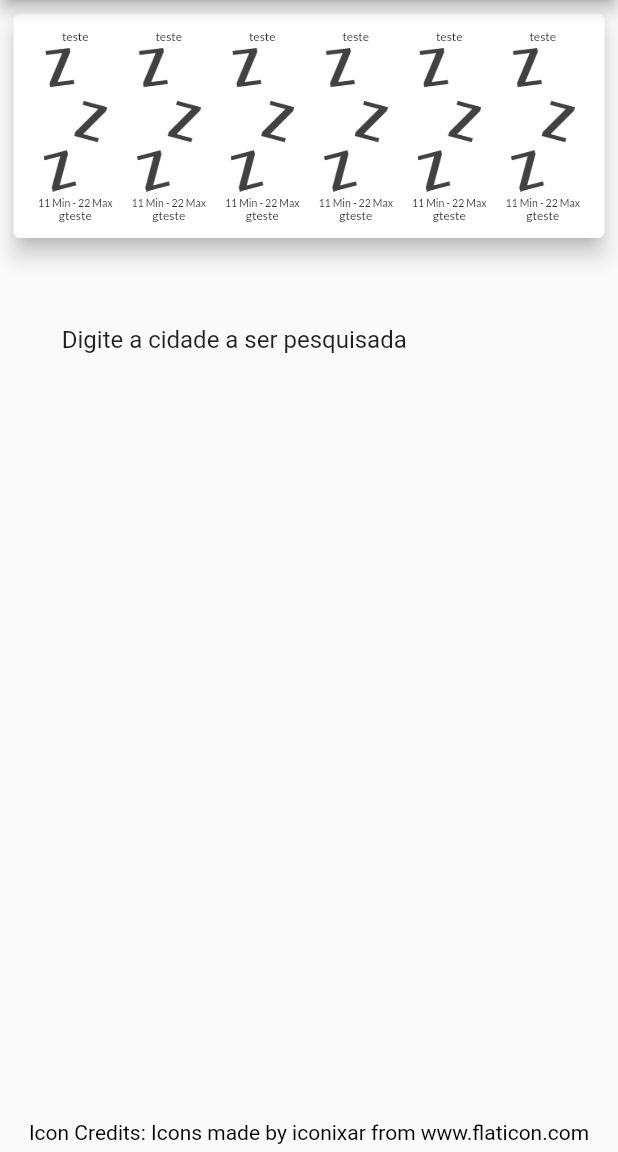
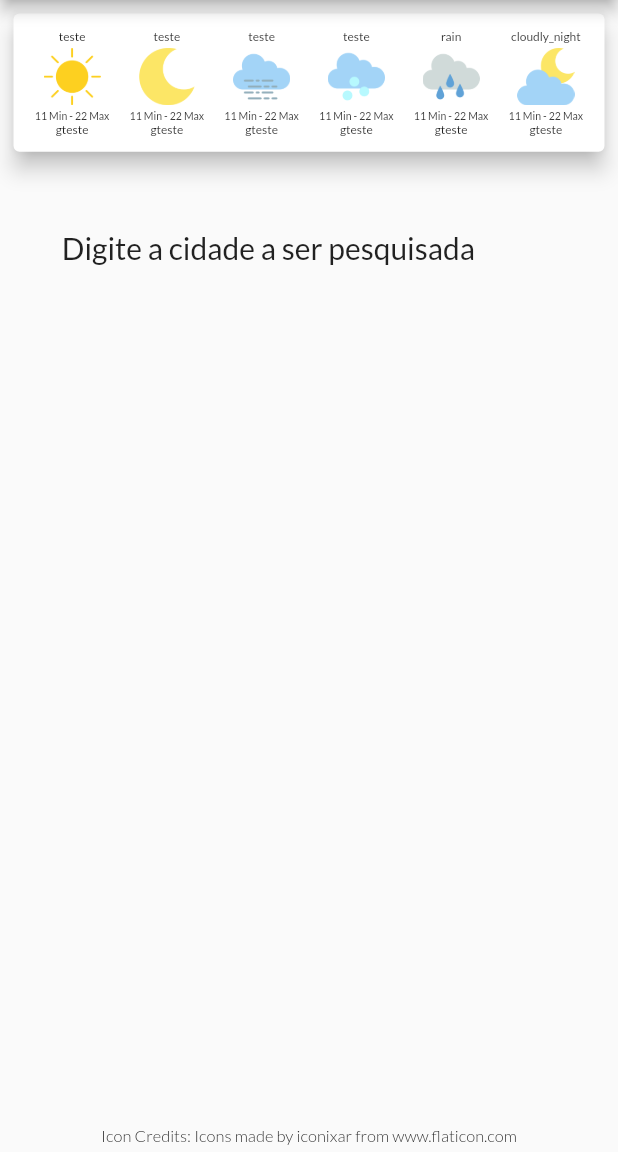
Before and after one commit to GuiNoronhaS/WeatherAPP, a Flutter app: the screen it shows after launch, on a phone screen of 412 x 824 dp, the part 84-1236 px from its top. Run offline on Flutter 3.47's test engine with Material 2 defaults, Android fonts, the phone set to English and light mode, and no system bars.

Commit message:
Icons and Theme

```diff
--- a/lib/components/theme/appTheme.dart
+++ b/lib/components/theme/appTheme.dart
@@ -1,3 +1,5 @@
+
+import 'dart:ui';
 
 import 'package:flutter/material.dart';
 
@@ -16,6 +18,31 @@ _buildTheme() {
               ),
         ),
     fontFamily: 'Lato-Regular',
+    textTheme: ThemeData().textTheme.copyWith(
+          bodyText1: TextStyle(
+            fontFamily: 'Lato-Regular',
+            fontSize: 19,
+          ),
+          bodyText2: TextStyle(
+            fontFamily: 'Lato-Regular',
+            fontSize: 19,
+          ),
+          headline6: TextStyle(
+            fontSize: 20,
+          ),
+          subtitle2: TextStyle(
+            fontSize: 11,
+            fontWeight: FontWeight.w300,
+          ),
+          subtitle1: TextStyle(
+            fontSize: 9,
+            fontWeight: FontWeight.w300,
+            color: Colors.grey,
+          ),
+          button: TextStyle(
+            fontWeight: FontWeight.bold,
+          ),
+        ),
   );
   return padrao;
 }
--- a/lib/components/widgets/ForecastBar.dart
+++ b/lib/components/widgets/ForecastBar.dart
@@ -29,43 +29,43 @@ class ForecastBar extends StatelessWidget {
   retornaImage(String cond) {
     switch(cond){
       case "storm": {
-        return Image.asset('assets/images/waiting.png', fit: BoxFit.cover,);
+        return Image.asset('assets/images/storm.png', fit: BoxFit.cover,);
         }
         break;
       case "snow": {
-        return Image.asset('assets/images/waiting.png', fit: BoxFit.cover,);
+        return Image.asset('assets/images/snowy.png', fit: BoxFit.cover,);
       }
       break;
       case "hail": {
-        return Image.asset('assets/images/waiting.png', fit: BoxFit.cover,);
+        return Image.asset('assets/images/hail.png', fit: BoxFit.cover,);
       }
       break;
       case "rain": {
-        return Image.asset('assets/images/waiting.png', fit: BoxFit.cover,);
+        return Image.asset('assets/images/rainy.png', fit: BoxFit.cover,);
       }
       break;
       case "fog": {
-        return Image.asset('assets/images/waiting.png', fit: BoxFit.cover,);
+        return Image.asset('assets/images/foog.png', fit: BoxFit.cover,);
       }
       break;
       case "cloud": {
-        return Image.asset('assets/images/waiting.png', fit: BoxFit.cover,);
+        return Image.asset('assets/images/cloudy-1.png', fit: BoxFit.cover,);
       }
       break;
       case "cloudly_day": {
-        return Image.asset('assets/images/waiting.png', fit: BoxFit.cover,);
+        return Image.asset('assets/images/cloudy-3.png', fit: BoxFit.cover,);
       }
       break;
       case "cloudly_night": {
-        return Image.asset('assets/images/waiting.png', fit: BoxFit.cover,);
+        return Image.asset('assets/images/cloudy-2.png', fit: BoxFit.cover,);
       }
       break;
       default: {
         if(cond == "none_day" || cond == "clear_day") {
-          return Image.asset('assets/images/waiting.png', fit: BoxFit.cover,);
+          return Image.asset('assets/images/sun.png', fit: BoxFit.cover,);
         } else {
           //none_night or clear_night
-          return Image.asset('assets/images/waiting.png', fit: BoxFit.scaleDown,);
+          return Image.asset('assets/images/night.png', fit: BoxFit.cover,);
         }
       }
     }
--- a/lib/components/widgets/ForecastCard.dart
+++ b/lib/components/widgets/ForecastCard.dart
@@ -22,22 +22,27 @@ class ForecastCard extends StatelessWidget {
               fit: FlexFit.tight,
               child: ForecastBar(listaPrev[0]),
             ),
+            SizedBox(width: 5,),
             Flexible(
               fit: FlexFit.tight,
               child: ForecastBar(listaPrev[1]),
             ),
+            SizedBox(width: 5,),
             Flexible(
               fit: FlexFit.tight,
               child: ForecastBar(listaPrev[2]),
             ),
+            SizedBox(width: 5,),
             Flexible(
               fit: FlexFit.tight,
               child: ForecastBar(listaPrev[3]),
             ),
+            SizedBox(width: 5,),
             Flexible(
               fit: FlexFit.tight,
               child: ForecastBar(listaPrev[4]),
             ),
+            SizedBox(width: 5,),
             Flexible(
               fit: FlexFit.tight,
               child: ForecastBar(listaPrev[5]),
--- a/lib/components/widgets/SearchBar.dart
+++ b/lib/components/widgets/SearchBar.dart
@@ -12,7 +12,9 @@ class SearchBar extends StatelessWidget {
       onSubmitted: (_) => {},
       decoration: InputDecoration(
         labelText: 'Digite a cidade a ser pesquisada',
-        labelStyle: ThemeData().textTheme.headline6,
+        labelStyle: Theme.of(context).textTheme.headline6,
+        hintText: 'Florianópolis',
+        hintStyle: Theme.of(context).textTheme.subtitle1,
         border: InputBorder.none
       ),
     );
--- a/lib/main.dart
+++ b/lib/main.dart
@@ -35,32 +35,32 @@ class _MyHomePageState extends State<MyHomePage> {
         tempMax: 22,
         tempMin: 11),
     FuturasPrevisoes(
-        condicao: "none_day",
+        condicao: "none_night",
         data: "teste",
         descricao: "gteste",
         tempMax: 22,
         tempMin: 11),
     FuturasPrevisoes(
-        condicao: "none_day",
+        condicao: "fog",
         data: "teste",
         descricao: "gteste",
         tempMax: 22,
         tempMin: 11),
     FuturasPrevisoes(
-        condicao: "none_day",
+        condicao: "hail",
         data: "teste",
         descricao: "gteste",
         tempMax: 22,
         tempMin: 11),
     FuturasPrevisoes(
-        condicao: "none_day",
-        data: "teste",
+        condicao: "rain",
+        data: "rain",
         descricao: "gteste",
         tempMax: 22,
         tempMin: 11),
     FuturasPrevisoes(
-        condicao: "none_day",
-        data: "teste",
+        condicao: "cloudly_night",
+        data: "cloudly_night",
         descricao: "gteste",
         tempMax: 22,
         tempMin: 11),
@@ -102,7 +102,7 @@ class _MyHomePageState extends State<MyHomePage> {
           Container(
             child: Text(
               "Icon Credits: Icons made by iconixar from www.flaticon.com",
-              style: ThemeData().textTheme.subtitle2,
+              style: defaultTheme.textTheme.subtitle2,
               //style: TextStyle(fontFamily: 'Lato-Regular',fontWeight: FontWeight.w300,fontSize: 12),
             ),
           ),
```
Also changed, not shown: pubspec.yaml (+10 -0 lines), assets/images/cloudy-1.png (added), assets/images/cloudy-2.png (added), assets/images/cloudy-3.png (added), assets/images/foog.png (added), assets/images/hail.png (added), assets/images/night.png (added), assets/images/rainy.png (added), assets/images/snowy.png (added), assets/images/storm.png (added), assets/images/sun.png (added).
